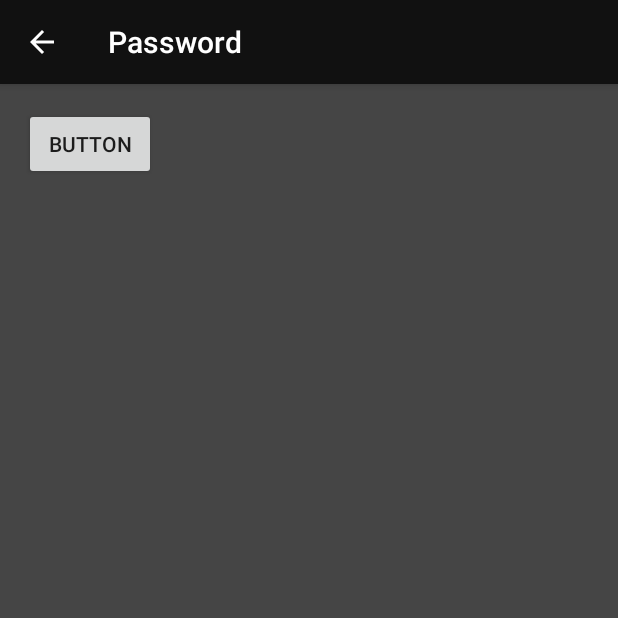
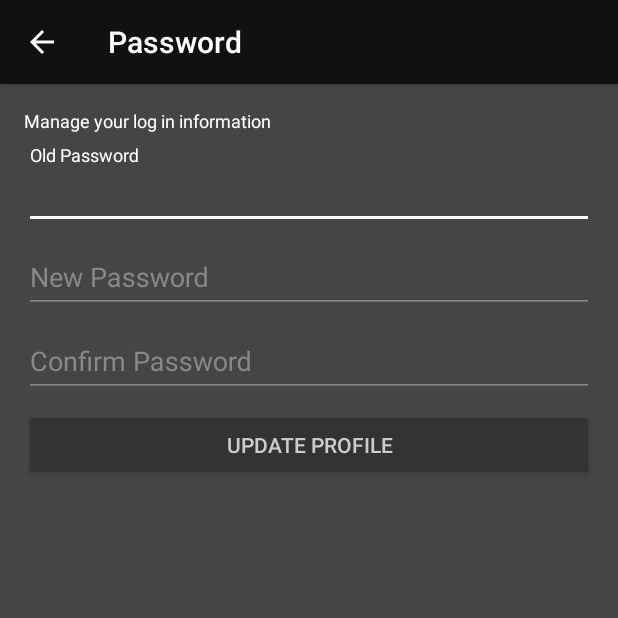
Before and after one commit to alphanexustech/AffectNexusMobile, an Android app: the SettingsPasswordActivity screen opened directly, with no data from a screen before it, on a phone screen of 412 x 824 dp, the top half of it. Run offline under Robolectric (Android 15) with nearby library versions, the phone set to English and light mode, and no system bars.

Commit message:
feat: Add UI for password settings page

```diff
--- a/app/src/main/res/layout/activity_main.xml
+++ b/app/src/main/res/layout/activity_main.xml
@@ -135,7 +135,7 @@
             android:layout_width="wrap_content"
             android:layout_height="wrap_content"
             android:layout_weight="1"
-            android:backgroundTint="@color/colorPrimary"
+            android:background="@color/colorPrimary"
             android:onClick="goSignup"
             android:text="@string/action_sign_up_page_button"
             android:textColor="@color/colorPrimaryFont" />
@@ -145,7 +145,7 @@
             android:layout_width="wrap_content"
             android:layout_height="wrap_content"
             android:layout_weight="1"
-            android:backgroundTint="@color/colorPrimary"
+            android:background="@color/colorPrimary"
             android:onClick="goLogin"
             android:text="@string/action_log_in_page_button"
             android:textColor="@color/colorPrimaryFont" />
--- a/app/src/main/res/layout/activity_password_settings.xml
+++ b/app/src/main/res/layout/activity_password_settings.xml
@@ -19,15 +19,109 @@
                 android:layout_width="match_parent"
                 android:layout_height="match_parent">
 
+                <TextView
+                    android:id="@+id/profile_description"
+                    android:layout_width="match_parent"
+                    android:layout_height="wrap_content"
+                    android:layout_marginEnd="16dp"
+                    android:layout_marginStart="16dp"
+                    android:layout_marginTop="16dp"
+                    android:text="@string/settings_change_password_description"
+                    android:textColor="@color/colorAccent"
+                    android:textSize="@dimen/settings_secondary_heading"
+                    app:layout_constraintEnd_toEndOf="parent"
+                    app:layout_constraintHorizontal_bias="0.0"
+                    app:layout_constraintStart_toStartOf="parent"
+                    app:layout_constraintTop_toTopOf="parent" />
+
+                <LinearLayout
+                    android:id="@+id/profile_details"
+                    android:layout_width="match_parent"
+                    android:layout_height="wrap_content"
+                    android:layout_marginEnd="16dp"
+                    android:layout_marginStart="16dp"
+                    android:layout_marginTop="8dp"
+                    android:orientation="vertical"
+                    app:layout_constraintEnd_toEndOf="parent"
+                    app:layout_constraintStart_toStartOf="parent"
+                    app:layout_constraintTop_toBottomOf="@+id/profile_description">
+
+                    <android.support.design.widget.TextInputLayout
+                        android:layout_width="match_parent"
+                        android:layout_height="wrap_content"
+                        android:textColorHint="@color/colorSecondaryFont">
+
+                        <EditText
+                            android:id="@+id/old_password"
+                            android:layout_width="match_parent"
+                            android:layout_height="wrap_content"
+                            android:hint="@string/settings_old_password"
+                            android:imeActionId="6"
+                            android:imeOptions="actionUnspecified"
+                            android:inputType="textPassword"
+                            android:maxLines="1"
+                            android:singleLine="true"
+                            android:backgroundTint="@color/colorSecondaryFont"
+                            android:textColor="@color/colorPrimaryFont" />
+
+                    </android.support.design.widget.TextInputLayout>
+
+                    <android.support.design.widget.TextInputLayout
+                        android:layout_width="match_parent"
+                        android:layout_height="wrap_content"
+                        android:textColorHint="@color/colorSecondaryFont">
+
+                        <EditText
+                            android:id="@+id/new_password"
+                            android:layout_width="match_parent"
+                            android:layout_height="wrap_content"
+                            android:hint="@string/settings_new_password"
+                            android:imeActionId="6"
+                            android:imeOptions="actionUnspecified"
+                            android:inputType="textPassword"
+                            android:maxLines="1"
+                            android:singleLine="true"
+                            android:backgroundTint="@color/colorSecondaryFont"
+                            android:textColor="@color/colorPrimaryFont" />
+
+                    </android.support.design.widget.TextInputLayout>
+
+                    <android.support.design.widget.TextInputLayout
+                        android:layout_width="match_parent"
+                        android:layout_height="wrap_content"
+                        android:textColorHint="@color/colorSecondaryFont">
+
+                        <EditText
+                            android:id="@+id/confirm_password"
+                            android:layout_width="match_parent"
+                            android:layout_height="wrap_content"
+                            android:hint="@string/settings_confirm_password"
+                            android:imeActionId="6"
+                            android:imeOptions="actionUnspecified"
+                            android:inputType="textPassword"
+                            android:maxLines="1"
+                            android:singleLine="true"
+                            android:backgroundTint="@color/colorSecondaryFont"
+                            android:textColor="@color/colorPrimaryFont" />
+
+                    </android.support.design.widget.TextInputLayout>
+
+                </LinearLayout>
+
                 <Button
-                    android:id="@+id/button"
-                    android:layout_width="wrap_content"
+                    android:id="@+id/profile_button"
+                    android:layout_width="match_parent"
                     android:layout_height="wrap_content"
-                    android:layout_marginLeft="16dp"
-                    android:layout_marginTop="16dp"
-                    android:text="Button"
-                    app:layout_constraintLeft_toLeftOf="parent"
-                    app:layout_constraintTop_toTopOf="parent" />
+                    android:layout_marginEnd="16dp"
+                    android:layout_marginStart="16dp"
+                    android:layout_marginTop="8dp"
+                    android:layout_weight="1"
+                    android:backgroundTint="@color/colorPrimary"
+                    android:text="@string/settings_update_profile_button_text"
+                    android:textColor="@color/colorPrimaryFont"
+                    app:layout_constraintEnd_toEndOf="parent"
+                    app:layout_constraintStart_toStartOf="parent"
+                    app:layout_constraintTop_toBottomOf="@+id/profile_details" />
             </android.support.constraint.ConstraintLayout>
         </LinearLayout>
     </ScrollView>
--- a/app/src/main/res/layout/activity_profile_settings.xml
+++ b/app/src/main/res/layout/activity_profile_settings.xml
@@ -75,11 +75,11 @@
                         android:textColorHint="@color/colorSecondaryFont">
 
                         <AutoCompleteTextView
-                            android:id="@+id/last_name"
+                            android:id="@+id/first_name"
                             android:layout_width="match_parent"
                             android:layout_height="wrap_content"
                             android:backgroundTint="@color/colorSecondaryFont"
-                            android:hint="@string/settings_last_name"
+                            android:hint="@string/settings_first_name"
                             android:inputType="text"
                             android:maxLines="1"
                             android:singleLine="true"
@@ -93,11 +93,11 @@
                         android:textColorHint="@color/colorSecondaryFont">
 
                         <AutoCompleteTextView
-                            android:id="@+id/first_name"
+                            android:id="@+id/last_name"
                             android:layout_width="match_parent"
                             android:layout_height="wrap_content"
                             android:backgroundTint="@color/colorSecondaryFont"
-                            android:hint="@string/settings_first_name"
+                            android:hint="@string/settings_last_name"
                             android:inputType="text"
                             android:maxLines="1"
                             android:singleLine="true"
@@ -134,7 +134,7 @@
                     android:layout_marginTop="8dp"
                     android:layout_weight="1"
                     android:backgroundTint="@color/colorPrimary"
-                    android:text="Button"
+                    android:text="@string/settings_update_profile_button_text"
                     android:textColor="@color/colorPrimaryFont"
                     app:layout_constraintEnd_toEndOf="parent"
                     app:layout_constraintStart_toStartOf="parent"
@@ -178,7 +178,7 @@
                     android:layout_marginTop="8dp"
                     android:layout_weight="1"
                     android:backgroundTint="@color/colorErrorFont"
-                    android:text="@string/delete_profile_button"
+                    android:text="@string/settings_delete_profile_text"
                     android:textColor="@color/colorAccent"
                     app:layout_constraintEnd_toEndOf="parent"
                     app:layout_constraintStart_toStartOf="parent"
--- a/app/src/main/res/layout/activity_settings.xml
+++ b/app/src/main/res/layout/activity_settings.xml
@@ -51,7 +51,9 @@
                     app:layout_constraintEnd_toEndOf="parent"
                     app:layout_constraintHorizontal_bias="0.0"
                     app:layout_constraintStart_toStartOf="parent"
-                    app:layout_constraintTop_toBottomOf="@+id/affect_data_title" />
+                    app:layout_constraintTop_toBottomOf="@+id/affect_data_title"
+                    android:layout_marginRight="108dp"
+                    android:layout_marginLeft="16dp" />
 
                 <Switch
                     android:id="@+id/affective_data_toggle"
--- a/app/src/main/res/values/strings.xml
+++ b/app/src/main/res/values/strings.xml
@@ -72,8 +72,8 @@
     <string name="settings_last_name">Last Name</string>
     <string name="settings_display_name">Display Name</string>
     <string name="settings_email">E-mail</string>
+    <string name="settings_update_profile_button_text">Update Profile</string>
     <!-- Delete Profile -->
-    <string name="delete_profile_button">Delete Profile</string>
     <string name="settings_delete_profile_text">Delete Profile</string>
     <string name="settings_delete_description">If you would like to ensure that we no longer collect, disclose, or contact you, then you may delete your account. You may also get in touch with us at contact@alphanex.us for more information.</string>
 
@@ -81,8 +81,10 @@
     <string name="settings_change_password">Password</string>
     <string name="settings_change_password_description">Manage your log in information</string>
     <string name="settings_username">Username</string>
-    <string name="settings_password">Password</string>
+    <string name="settings_old_password">Old Password</string>
+    <string name="settings_new_password">New Password</string>
     <string name="settings_confirm_password">Confirm Password</string>
+    <string name="settings_update_password_button_text">Update Password</string>
 
     <!-- About -->
     <string name="settings_about">About</string>
```
